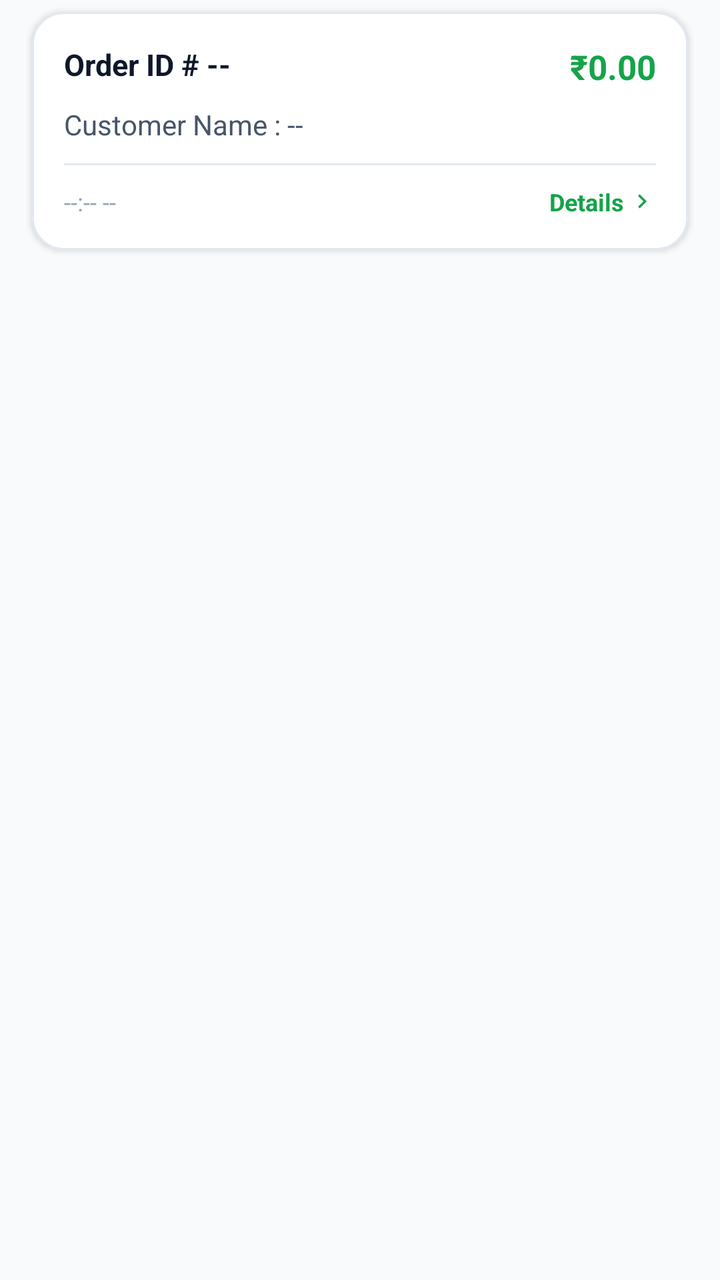
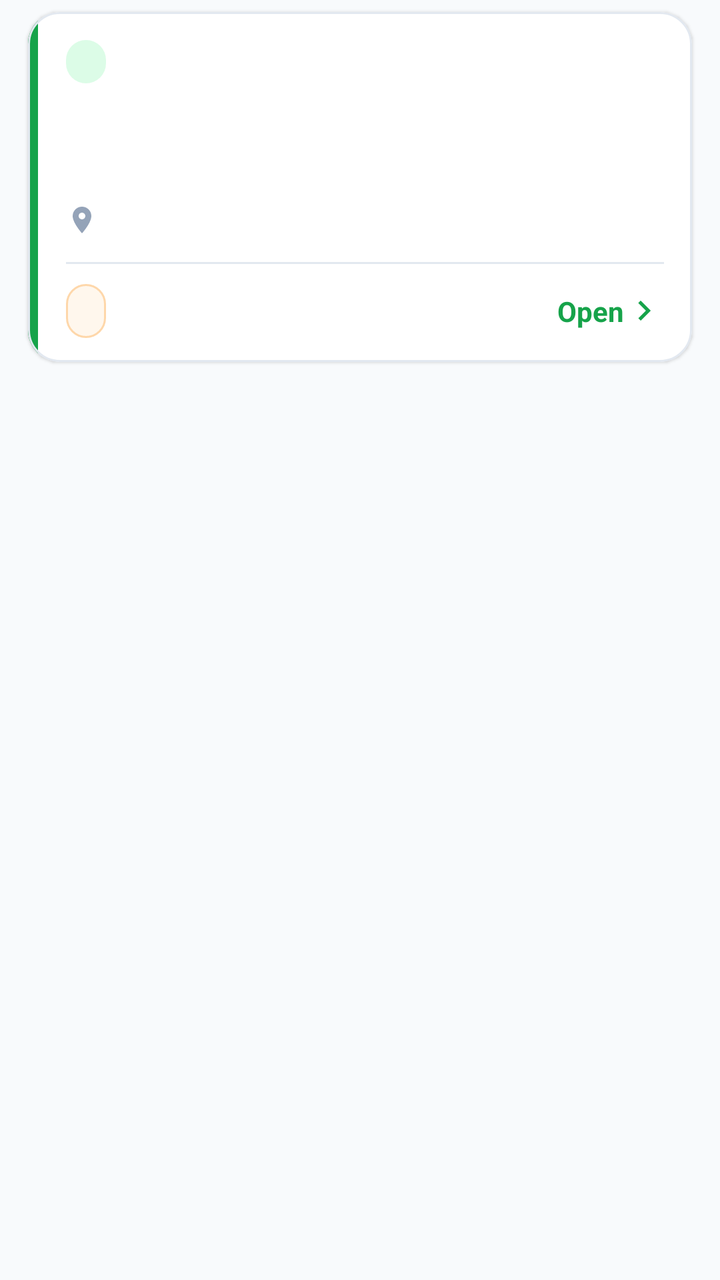

Compare the two renders of this Android layout. The source of the first and the diff that turns it into the second are given below.
<!-- AndroidManifest.xml: application theme Theme.Deliveryparent -->
<!-- res/layout/pending_orders_list.xml -->
<?xml version="1.0" encoding="utf-8"?>
<RelativeLayout xmlns:android="http://schemas.android.com/apk/res/android"
    xmlns:app="http://schemas.android.com/apk/res-auto"
    android:id="@+id/main_layt"
    android:layout_width="match_parent"
    android:layout_height="wrap_content">

    <com.google.android.material.card.MaterialCardView
        android:id="@+id/pendingorders_cardview"
        android:layout_width="match_parent"
        android:layout_height="wrap_content"
        android:layout_marginHorizontal="16dp"
        android:layout_marginVertical="6dp"
        android:clickable="true"
        android:focusable="true"
        app:cardCornerRadius="16dp"
        app:cardElevation="2dp"
        app:strokeColor="@color/clikgett_card_stroke"
        app:strokeWidth="1dp"
        app:cardBackgroundColor="@color/clikgett_card_surface"
        app:rippleColor="#2016A34A">

        <LinearLayout
            android:layout_width="match_parent"
            android:layout_height="wrap_content"
            android:orientation="vertical"
            android:padding="16dp">

            
            <RelativeLayout
                android:layout_width="match_parent"
                android:layout_height="wrap_content">

                <TextView
                    android:id="@+id/userorderId"
                    android:layout_width="wrap_content"
                    android:layout_height="wrap_content"
                    android:layout_alignParentStart="true"
                    android:layout_toStartOf="@id/orderamount"
                    android:text="Order ID # --"
                    android:textColor="@color/clikgett_text_primary"
                    android:textSize="15sp"
                    android:textStyle="bold"
                    android:singleLine="true"
                    android:ellipsize="end" />

                <TextView
                    android:id="@+id/orderamount"
                    android:layout_width="wrap_content"
                    android:layout_height="wrap_content"
                    android:layout_alignParentEnd="true"
                    android:text="₹0.00"
                    android:textColor="@color/clikgett_green_primary"
                    android:textSize="17sp"
                    android:textStyle="bold" />
            </RelativeLayout>

            
            <TextView
                android:id="@+id/userName"
                android:layout_width="match_parent"
                android:layout_height="wrap_content"
                android:layout_marginTop="8dp"
                android:text="Customer Name : --"
                android:textColor="@color/clikgett_text_secondary"
                android:textSize="14sp"
                android:singleLine="true"
                android:ellipsize="end" />

            
            <View
                android:layout_width="match_parent"
                android:layout_height="1dp"
                android:layout_marginTop="10dp"
                android:layout_marginBottom="10dp"
                android:background="@color/clikgett_divider" />

            
            <RelativeLayout
                android:layout_width="match_parent"
                android:layout_height="wrap_content">

                <TextView
                    android:id="@+id/orderdate"
                    android:layout_width="wrap_content"
                    android:layout_height="wrap_content"
                    android:layout_alignParentStart="true"
                    android:layout_centerVertical="true"
                    android:text="--:-- --"
                    android:textColor="@color/clikgett_text_muted"
                    android:textSize="12sp" />

                <LinearLayout
                    android:layout_width="wrap_content"
                    android:layout_height="wrap_content"
                    android:layout_alignParentEnd="true"
                    android:layout_centerVertical="true"
                    android:gravity="center_vertical"
                    android:orientation="horizontal">

                    <TextView
                        android:layout_width="wrap_content"
                        android:layout_height="wrap_content"
                        android:text="Details"
                        android:textSize="12sp"
                        android:textStyle="bold"
                        android:textColor="@color/clikgett_green_primary" />

                    <ImageView
                        android:layout_width="14dp"
                        android:layout_height="14dp"
                        android:layout_marginStart="2dp"
                        android:src="@drawable/baseline_keyboard_arrow_right_24"
                        app:tint="@color/clikgett_green_primary" />
                </LinearLayout>
            </RelativeLayout>

            
            <TextView
                android:id="@+id/orderscount_txt"
                android:layout_width="0dp"
                android:layout_height="0dp"
                android:visibility="gone" />

        </LinearLayout>
    </com.google.android.material.card.MaterialCardView>
</RelativeLayout>
<!-- resources referenced by this layout -->
<resources>
  <color name="clikgett_card_stroke">#E2E8F0</color>
  <color name="clikgett_card_surface">#FFFFFF</color>
  <color name="clikgett_divider">#E2E8F0</color>
  <color name="clikgett_green_primary">#16A34A</color>
  <color name="clikgett_text_muted">#94A3B8</color>
  <color name="clikgett_text_primary">#0F172A</color>
  <color name="clikgett_text_secondary">#475569</color>
  <!-- drawable baseline_keyboard_arrow_right_24 (drawable) -->
  <vector xmlns:android="http://schemas.android.com/apk/res/android" android:autoMirrored="true" android:height="24dp" android:tint="#000000" android:viewportHeight="24" android:viewportWidth="24" android:width="24dp">
        
      <path android:fillColor="@android:color/white" android:pathData="M8.59,16.59L13.17,12 8.59,7.41 10,6l6,6 -6,6 -1.41,-1.41z"/>
      
  </vector>
  <style name="Theme.Deliveryparent" parent="Theme.MaterialComponents.Light.NoActionBar">
          
          <item name="colorPrimary">@color/clikgett_green_primary</item>
          <item name="colorPrimaryVariant">@color/clikgett_green_dark</item>
          <item name="colorOnPrimary">@color/white</item>
          
          <item name="colorSecondary">@color/clikgett_green_accent</item>
          <item name="colorSecondaryVariant">@color/clikgett_green_dark</item>
          <item name="colorOnSecondary">@color/white</item>
          
          <item name="android:statusBarColor" tools:targetApi="l">@color/clikgett_green_dark</item>
          
          <item name="android:windowBackground">@color/clikgett_surface_bg</item>
      </style>
  <color name="clikgett_green_dark">#15803D</color>
  <color name="white">#FFFFFFFF</color>
  <color name="clikgett_green_accent">#22C55E</color>
  <color name="clikgett_surface_bg">#F8FAFC</color>
</resources>

<!-- the commit's change to res/layout/pending_orders_list.xml (unified diff, before → after) -->
@@ -9,119 +9,169 @@
         android:id="@+id/pendingorders_cardview"
         android:layout_width="match_parent"
         android:layout_height="wrap_content"
-        android:layout_marginHorizontal="16dp"
+        android:layout_marginHorizontal="14dp"
         android:layout_marginVertical="6dp"
         android:clickable="true"
         android:focusable="true"
+        app:cardBackgroundColor="@color/clikgett_card_surface"
         app:cardCornerRadius="16dp"
-        app:cardElevation="2dp"
+        app:cardElevation="1dp"
+        app:rippleColor="#2016A34A"
         app:strokeColor="@color/clikgett_card_stroke"
-        app:strokeWidth="1dp"
-        app:cardBackgroundColor="@color/clikgett_card_surface"
-        app:rippleColor="#2016A34A">
+        app:strokeWidth="1dp">
 
         <LinearLayout
             android:layout_width="match_parent"
             android:layout_height="wrap_content"
-            android:orientation="vertical"
-            android:padding="16dp">
-
-            
-            <RelativeLayout
-                android:layout_width="match_parent"
-                android:layout_height="wrap_content">
-
-                <TextView
-                    android:id="@+id/userorderId"
-                    android:layout_width="wrap_content"
-                    android:layout_height="wrap_content"
-                    android:layout_alignParentStart="true"
-                    android:layout_toStartOf="@id/orderamount"
-                    android:text="Order ID # --"
-                    android:textColor="@color/clikgett_text_primary"
-                    android:textSize="15sp"
-                    android:textStyle="bold"
-                    android:singleLine="true"
-                    android:ellipsize="end" />
-
-                <TextView
-                    android:id="@+id/orderamount"
-                    android:layout_width="wrap_content"
-                    android:layout_height="wrap_content"
-                    android:layout_alignParentEnd="true"
-                    android:text="₹0.00"
-                    android:textColor="@color/clikgett_green_primary"
-                    android:textSize="17sp"
-                    android:textStyle="bold" />
-            </RelativeLayout>
-
-            
-            <TextView
-                android:id="@+id/userName"
-                android:layout_width="match_parent"
-                android:layout_height="wrap_content"
-                android:layout_marginTop="8dp"
-                android:text="Customer Name : --"
-                android:textColor="@color/clikgett_text_secondary"
-                android:textSize="14sp"
-                android:singleLine="true"
-                android:ellipsize="end" />
+            android:orientation="horizontal">
 
             
             <View
-                android:layout_width="match_parent"
-                android:layout_height="1dp"
-                android:layout_marginTop="10dp"
-                android:layout_marginBottom="10dp"
-                android:background="@color/clikgett_divider" />
+                android:id="@+id/status_strip"
+                android:layout_width="5dp"
+                android:layout_height="match_parent"
+                android:background="@color/clikgett_green_primary" />
 
-            
-            <RelativeLayout
-                android:layout_width="match_parent"
-                android:layout_height="wrap_content">
+            <LinearLayout
+                android:layout_width="0dp"
+                android:layout_height="wrap_content"
+                android:layout_weight="1"
+                android:orientation="vertical"
+                android:paddingStart="14dp"
+                android:paddingTop="14dp"
+                android:paddingEnd="14dp"
+                android:paddingBottom="12dp">
 
-                <TextView
-                    android:id="@+id/orderdate"
-                    android:layout_width="wrap_content"
+                
+                <LinearLayout
+                    android:layout_width="match_parent"
                     android:layout_height="wrap_content"
-                    android:layout_alignParentStart="true"
-                    android:layout_centerVertical="true"
-                    android:text="--:-- --"
-                    android:textColor="@color/clikgett_text_muted"
-                    android:textSize="12sp" />
-
-                <LinearLayout
-                    android:layout_width="wrap_content"
-                    android:layout_height="wrap_content"
-                    android:layout_alignParentEnd="true"
-                    android:layout_centerVertical="true"
                     android:gravity="center_vertical"
                     android:orientation="horizontal">
 
                     <TextView
+                        android:id="@+id/orderscount_txt"
                         android:layout_width="wrap_content"
                         android:layout_height="wrap_content"
-                        android:text="Details"
-                        android:textSize="12sp"
-                        android:textStyle="bold"
-                        android:textColor="@color/clikgett_green_primary" />
+                        android:background="@drawable/bg_qty_pill"
+                        android:paddingStart="10dp"
+                        android:paddingTop="3dp"
+                        android:paddingEnd="10dp"
+                        android:paddingBottom="3dp"
+                        android:textColor="@color/clikgett_green_dark"
+                        android:textSize="11.5sp"
+                        android:textStyle="bold" />
+
+                    <View
+                        android:layout_width="0dp"
+                        android:layout_height="1dp"
+                        android:layout_weight="1" />
+
+                    <TextView
+                        android:id="@+id/orderdate"
+                        android:layout_width="wrap_content"
+                        android:layout_height="wrap_content"
+                        android:textColor="@color/clikgett_text_muted"
+                        android:textSize="12sp" />
+                </LinearLayout>
+
+                
+                <TextView
+                    android:id="@+id/userorderId"
+                    android:layout_width="match_parent"
+                    android:layout_height="wrap_content"
+                    android:layout_marginTop="10dp"
+                    android:ellipsize="end"
+                    android:singleLine="true"
+                    android:textColor="@color/clikgett_text_primary"
+                    android:textSize="17sp"
+                    android:textStyle="bold" />
+
+                <TextView
+                    android:id="@+id/userName"
+                    android:layout_width="match_parent"
+                    android:layout_height="wrap_content"
+                    android:layout_marginTop="2dp"
+                    android:ellipsize="end"
+                    android:singleLine="true"
+                    android:textColor="@color/clikgett_text_secondary"
+                    android:textSize="14sp" />
+
+                <LinearLayout
+                    android:id="@+id/address_row"
+                    android:layout_width="match_parent"
+                    android:layout_height="wrap_content"
+                    android:layout_marginTop="6dp"
+                    android:gravity="center_vertical"
+                    android:orientation="horizontal">
 
                     <ImageView
-                        android:layout_width="14dp"
-                        android:layout_height="14dp"
-                        android:layout_marginStart="2dp"
+                        android:layout_width="16dp"
+                        android:layout_height="16dp"
+                        android:contentDescription="Address"
+                        android:src="@drawable/ic_location"
+                        app:tint="@color/clikgett_text_muted" />
+
+                    <TextView
+                        android:id="@+id/address_txt"
+                        android:layout_width="0dp"
+                        android:layout_height="wrap_content"
+                        android:layout_marginStart="6dp"
+                        android:layout_weight="1"
+                        android:ellipsize="end"
+                        android:maxLines="1"
+                        android:textColor="@color/clikgett_text_secondary"
+                        android:textSize="13sp" />
+                </LinearLayout>
+
+                <View
+                    android:layout_width="match_parent"
+                    android:layout_height="1dp"
+                    android:layout_marginTop="12dp"
+                    android:layout_marginBottom="10dp"
+                    android:background="@color/clikgett_divider" />
+
+                
+                <LinearLayout
+                    android:layout_width="match_parent"
+                    android:layout_height="wrap_content"
+                    android:gravity="center_vertical"
+                    android:orientation="horizontal">
+
+                    <TextView
+                        android:id="@+id/orderamount"
+                        android:layout_width="wrap_content"
+                        android:layout_height="wrap_content"
+                        android:background="@drawable/bg_note_callout"
+                        android:paddingStart="10dp"
+                        android:paddingTop="4dp"
+                        android:paddingEnd="10dp"
+                        android:paddingBottom="4dp"
+                        android:textColor="@color/amber_text"
+                        android:textSize="14sp"
+                        android:textStyle="bold" />
+
+                    <View
+                        android:layout_width="0dp"
+                        android:layout_height="1dp"
+                        android:layout_weight="1" />
+
+                    <TextView
+                        android:layout_width="wrap_content"
+                        android:layout_height="wrap_content"
+                        android:text="Open"
+                        android:textColor="@color/clikgett_green_primary"
+                        android:textSize="14sp"
+                        android:textStyle="bold" />
+
+                    <ImageView
+                        android:layout_width="20dp"
+                        android:layout_height="20dp"
+                        android:contentDescription="Open"
                         android:src="@drawable/baseline_keyboard_arrow_right_24"
                         app:tint="@color/clikgett_green_primary" />
                 </LinearLayout>
-            </RelativeLayout>
-
-            
-            <TextView
-                android:id="@+id/orderscount_txt"
-                android:layout_width="0dp"
-                android:layout_height="0dp"
-                android:visibility="gone" />
-
+            </LinearLayout>
         </LinearLayout>
     </com.google.android.material.card.MaterialCardView>
 </RelativeLayout>
<!-- resource entries referenced after the edit -->
@@ -1,5 +1,6 @@
 <!-- resources referenced by this layout -->
 <resources>
+  <color name="amber_text">#C2410C</color>
   <color name="clikgett_card_stroke">#E2E8F0</color>
   <color name="clikgett_card_surface">#FFFFFF</color>
   <color name="clikgett_divider">#E2E8F0</color>
@@ -12,6 +13,25 @@
         
       <path android:fillColor="@android:color/white" android:pathData="M8.59,16.59L13.17,12 8.59,7.41 10,6l6,6 -6,6 -1.41,-1.41z"/>
       
+  </vector>
+  <!-- drawable bg_note_callout (drawable) -->
+  <?xml version="1.0" encoding="utf-8"?>
+  <shape xmlns:android="http://schemas.android.com/apk/res/android">
+      <solid android:color="@color/amber_bg" />
+      <corners android:radius="10dp" />
+      <stroke android:width="1dp" android:color="@color/amber_stroke" />
+  </shape>
+  <!-- drawable bg_qty_pill (drawable) -->
+  <?xml version="1.0" encoding="utf-8"?>
+  <shape xmlns:android="http://schemas.android.com/apk/res/android">
+      <solid android:color="@color/clikgett_green_light" />
+      <corners android:radius="999dp" />
+  </shape>
+  <!-- drawable ic_location (drawable) -->
+  <vector android:height="24dp" android:tint="#009245"
+      android:viewportHeight="24" android:viewportWidth="24"
+      android:width="24dp" xmlns:android="http://schemas.android.com/apk/res/android">
+      <path android:fillColor="@android:color/white" android:pathData="M12,2C8.13,2 5,5.13 5,9c0,5.25 7,13 7,13s7,-7.75 7,-13c0,-3.87 -3.13,-7 -7,-7zM12,11.5c-1.38,0 -2.5,-1.12 -2.5,-2.5s1.12,-2.5 2.5,-2.5 2.5,1.12 2.5,2.5 -1.12,2.5 -2.5,2.5z"/>
   </vector>
   <style name="Theme.Deliveryparent" parent="Theme.MaterialComponents.Light.NoActionBar">
           
@@ -26,7 +46,12 @@
           <item name="android:statusBarColor" tools:targetApi="l">@color/clikgett_green_dark</item>
           
           <item name="android:windowBackground">@color/clikgett_surface_bg</item>
+          
+          <item name="android:windowOptOutEdgeToEdgeEnforcement" tools:targetApi="35">true</item>
       </style>
+  <color name="amber_bg">#FFF7ED</color>
+  <color name="amber_stroke">#FED7AA</color>
+  <color name="clikgett_green_light">#DCFCE7</color>
   <color name="clikgett_green_dark">#15803D</color>
   <color name="white">#FFFFFFFF</color>
   <color name="clikgett_green_accent">#22C55E</color>
